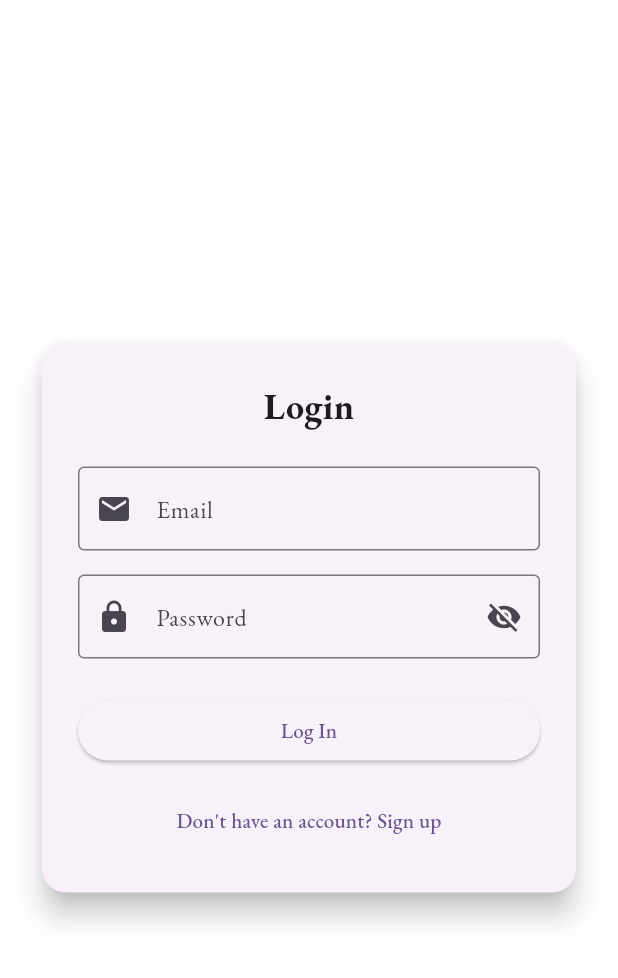
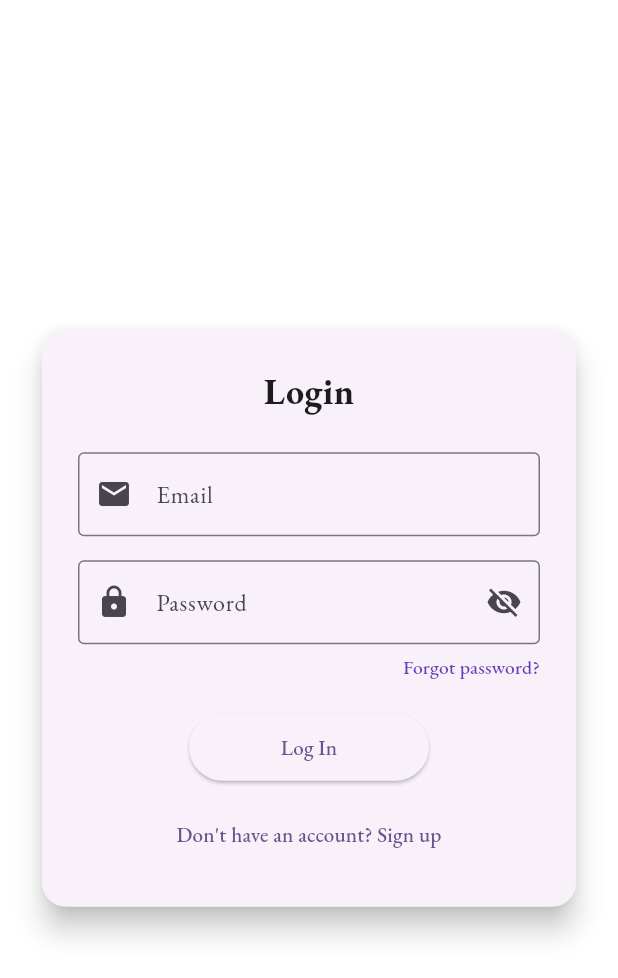
Before and after one commit to fadhuweb/note_app, a Flutter app: the SignupScreen screen opened by its route, after a tap on "Sign Up", after a tap on "Already have an account? Login", on a phone screen of 412 x 824 dp. Shown: the top 978 px of the screen. Run offline on Flutter 3.47's test engine with Material 3 defaults, Android fonts, the phone set to English and light mode, and no system bars; our stand-ins replace cloud_firestore, firebase_auth, firebase_core, flutter_bloc, google_fonts; accounts and stored records are empty.

Commit message:
added password reset feature

```diff
--- a/lib/presentation/screens/auth/login_screen.dart
+++ b/lib/presentation/screens/auth/login_screen.dart
@@ -1,5 +1,6 @@
 import 'package:flutter/material.dart';
 import 'package:flutter_bloc/flutter_bloc.dart';
+import 'package:firebase_auth/firebase_auth.dart';
 import '../../blocs/auth/auth_event.dart';
 import '../../blocs/auth/auth_state.dart';
 import '../../blocs/auth/auth_bloc.dart';
@@ -28,6 +29,56 @@ class _LoginScreenState extends State<LoginScreen> {
     }
   }
 
+  void _showForgotPasswordModal() {
+    final resetController = TextEditingController();
+
+    showDialog(
+      context: context,
+      builder: (context) => AlertDialog(
+        title: const Text("Reset Password"),
+        content: TextField(
+          controller: resetController,
+          keyboardType: TextInputType.emailAddress,
+          decoration: const InputDecoration(
+            labelText: "Enter your email",
+            prefixIcon: Icon(Icons.email),
+          ),
+        ),
+        actions: [
+          TextButton(
+            onPressed: () => Navigator.pop(context),
+            child: const Text("Cancel"),
+          ),
+          ElevatedButton(
+            onPressed: () async {
+              final email = resetController.text.trim();
+              if (email.isEmpty || !email.contains("@")) {
+                ScaffoldMessenger.of(context).showSnackBar(
+                  const SnackBar(content: Text("Please enter a valid email.")),
+                );
+                return;
+              }
+
+              try {
+                await FirebaseAuth.instance.sendPasswordResetEmail(email: email);
+                Navigator.pop(context);
+                ScaffoldMessenger.of(context).showSnackBar(
+                  SnackBar(content: Text("Reset link sent to $email")),
+                );
+              } catch (e) {
+                Navigator.pop(context);
+                ScaffoldMessenger.of(context).showSnackBar(
+                  SnackBar(content: Text("Error: ${e.toString()}")),
+                );
+              }
+            },
+            child: const Text("Send Link"),
+          ),
+        ],
+      ),
+    );
+  }
+
   @override
   Widget build(BuildContext context) {
     return Scaffold(
@@ -35,17 +86,11 @@ class _LoginScreenState extends State<LoginScreen> {
         listener: (context, state) {
           if (state is AuthFailure) {
             ScaffoldMessenger.of(context).showSnackBar(
-              SnackBar(
-                content: Text(state.message),
-                backgroundColor: Colors.red,
-              ),
+              SnackBar(content: Text(state.message), backgroundColor: Colors.red),
             );
           } else if (state is AuthSuccess) {
             ScaffoldMessenger.of(context).showSnackBar(
-              const SnackBar(
-                content: Text("Login Successful"),
-                backgroundColor: Colors.green,
-              ),
+              const SnackBar(content: Text("Login Successful"), backgroundColor: Colors.green),
             );
             Navigator.pushReplacementNamed(context, '/notes');
           }
@@ -114,16 +159,43 @@ class _LoginScreenState extends State<LoginScreen> {
                             return null;
                           },
                         ),
-                        const SizedBox(height: 24),
+
+                        /// Forgot Password Link
+                        Align(
+                          alignment: Alignment.centerRight,
+                          child: TextButton(
+                            onPressed: _showForgotPasswordModal,
+                            style: TextButton.styleFrom(
+                              padding: EdgeInsets.zero,
+                              minimumSize: const Size(50, 30),
+                              tapTargetSize: MaterialTapTargetSize.shrinkWrap,
+                              alignment: Alignment.centerRight,
+                            ),
+                            child: const Text(
+                              "Forgot password?",
+                              style: TextStyle(
+                                fontSize: 13,
+                                color: Colors.deepPurple,
+                                fontWeight: FontWeight.w500,
+                              ),
+                            ),
+                          ),
+                        ),
+
+                        const SizedBox(height: 16),
+
+                        // Smaller Button
                         state is AuthLoading
                             ? const CircularProgressIndicator()
                             : SizedBox(
-                                width: double.infinity,
+                                width: 160,
+                                height: 45,
                                 child: ElevatedButton(
                                   onPressed: () => _login(context),
                                   child: const Text("Log In"),
                                 ),
                               ),
+
                         const SizedBox(height: 12),
                         TextButton(
                           onPressed: () {
--- a/lib/presentation/screens/auth/signup_screen.dart
+++ b/lib/presentation/screens/auth/signup_screen.dart
@@ -38,8 +38,8 @@ class _SignupScreenState extends State<SignupScreen> {
 
   Color _getStrengthColor(String strength) {
     switch (strength) {
+      case 'Too short':
       case 'Weak':
-      case 'Too short':
         return Colors.red;
       case 'Medium':
         return Colors.orange;
@@ -165,7 +165,8 @@ class _SignupScreenState extends State<SignupScreen> {
                         state is AuthLoading
                             ? const CircularProgressIndicator()
                             : SizedBox(
-                                width: double.infinity,
+                                width: 160,
+                                height: 45,
                                 child: ElevatedButton(
                                   onPressed: () => _signup(context),
                                   child: const Text("Sign Up"),
```
Also changed, not shown: 1 other file.
